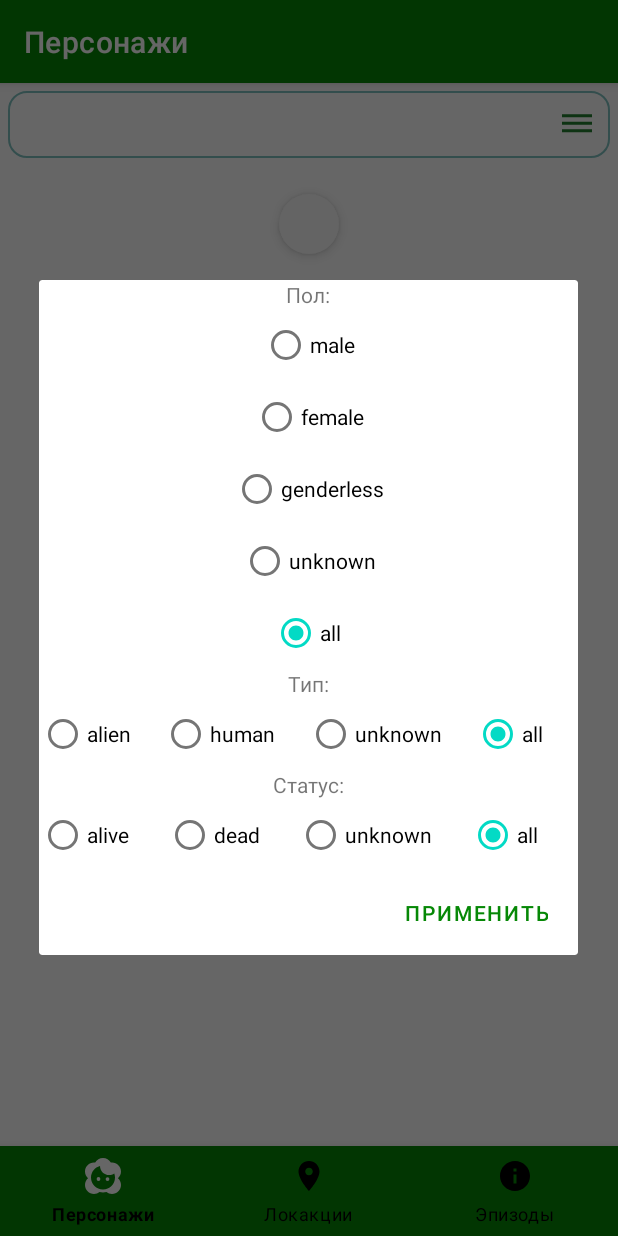
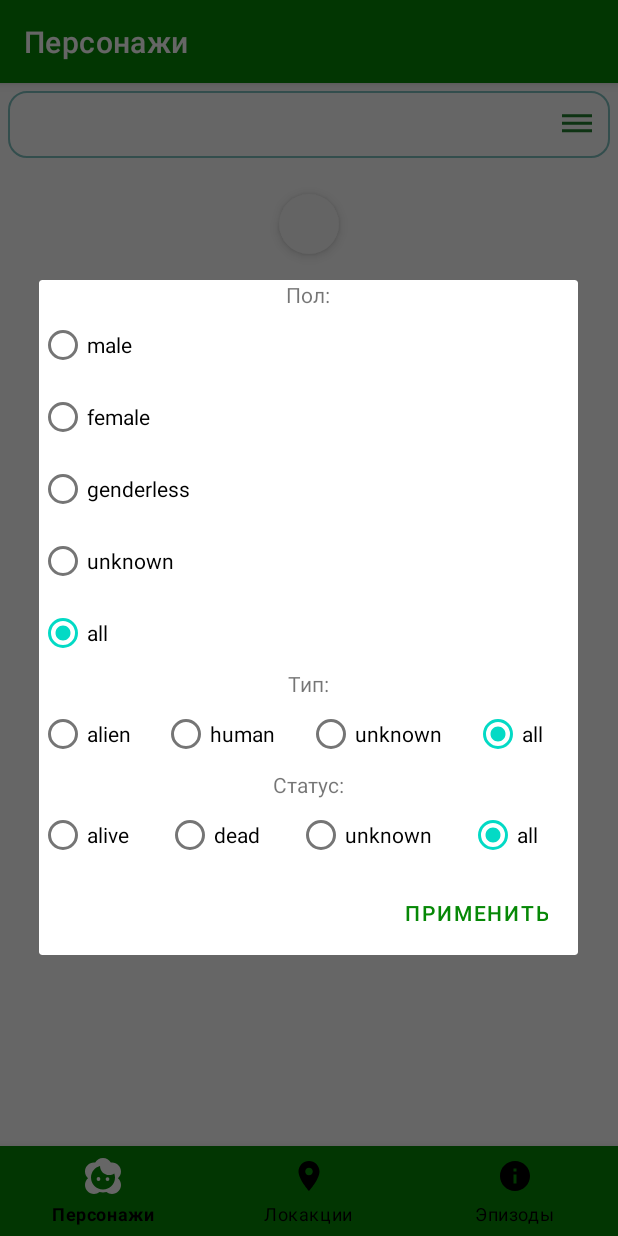
Before and after one commit to Mongke22/AstonFinalProject, an Android app: the screen it shows after launch (MainActivity), after a tap on an icon or button, on a phone screen of 412 x 824 dp. Run offline under Robolectric (Android 15) with nearby library versions, the phone set to English and light mode, and no system bars; our stand-ins replace Dagger/Hilt's generated code, Picasso, Room's generated code, RxJava; network calls fail; pictures from the network do not load; 5 statements that could not run were skipped.

Commit message:
Правки интерфейса и логики стрелки сверху

```diff
--- a/app/src/main/java/com/example/astonfinalproject/presentation/MainActivity.kt
+++ b/app/src/main/java/com/example/astonfinalproject/presentation/MainActivity.kt
@@ -6,6 +6,7 @@ import android.util.Log
 import androidx.lifecycle.ViewModelProvider
 import com.example.astonfinalproject.R
 import com.example.astonfinalproject.databinding.ActivityMainBinding
+import com.example.astonfinalproject.presentation.fragments.BaseFragment
 import com.example.astonfinalproject.presentation.fragments.CharacterFragment
 import com.example.astonfinalproject.presentation.viewModel.MainViewModel
 import com.example.astonfinalproject.presentation.viewModel.ViewModelFactory
@@ -56,7 +57,8 @@ class MainActivity : AppCompatActivity() {
 
     private fun setToolBarMenu() {
         binding.toolBar.setNavigationOnClickListener {
-            viewModel.moveToScreen(MainViewModel.Companion.Screen.CHARACTERS)
+            supportFragmentManager.popBackStack()
+            BaseFragment.viewModel.updateMenu()
         }
     }
 
--- a/app/src/main/java/com/example/astonfinalproject/presentation/Navigator.kt
+++ b/app/src/main/java/com/example/astonfinalproject/presentation/Navigator.kt
@@ -63,7 +63,6 @@ class Navigator @Inject constructor() {
 
     fun moveToCharactersScreen(viewModel: MainViewModel){
         hideBackButton()
-        //displayCurrentMenuPositionOnCharacter()
         setToolBarTitle("Персонажи")
         activity!!.supportFragmentManager.popBackStack("characters", POP_BACK_STACK_INCLUSIVE)
         popLocalBackStack("characters")
--- a/app/src/main/java/com/example/astonfinalproject/presentation/fragments/SingleCharacterFragment.kt
+++ b/app/src/main/java/com/example/astonfinalproject/presentation/fragments/SingleCharacterFragment.kt
@@ -123,7 +123,6 @@ class SingleCharacterFragment : BaseFragment<FragmentSingleCharacterBinding>() {
         with(binding) {
             tvCharacterOriginInside.text = character.origin
             tvSingleCharacterId.text = character.id.toString()
-            tvSingleCharacterName.text = character.name
             tvCharacterCurrentLocationInside.text = character.currentLocation
             tvCharacterGenderInside.text = character.gender
             tvCharacterNameInside.text = character.name
--- a/app/src/main/res/layout/filter_characters.xml
+++ b/app/src/main/res/layout/filter_characters.xml
@@ -13,8 +13,6 @@
         app:layout_constraintStart_toStartOf="parent"
         app:layout_constraintTop_toTopOf="parent">
 
-
-
         <TextView
             android:layout_width="wrap_content"
             android:layout_height="wrap_content"
@@ -25,7 +23,6 @@
             android:id="@+id/rgGender"
             android:layout_width="match_parent"
             android:layout_height="wrap_content"
-            android:gravity="center"
             android:orientation="vertical">
 
             <RadioButton
--- a/app/src/main/res/layout/filter_locations.xml
+++ b/app/src/main/res/layout/filter_locations.xml
@@ -19,7 +19,6 @@
         android:id="@+id/rgDimension"
         android:layout_width="match_parent"
         android:layout_height="wrap_content"
-        android:gravity="center"
         android:orientation="vertical">
 
         <RadioButton
@@ -80,7 +79,6 @@
             android:id="@+id/rgType"
             android:layout_width="match_parent"
             android:layout_height="wrap_content"
-            android:gravity="center"
             android:orientation="vertical">
 
             <RadioButton
--- a/app/src/main/res/layout/fragment_character.xml
+++ b/app/src/main/res/layout/fragment_character.xml
@@ -25,6 +25,22 @@
         app:layout_constraintStart_toStartOf="parent"
         app:layout_constraintTop_toBottomOf="@id/searchField">
 
+        <LinearLayout
+            android:layout_width="match_parent"
+            android:layout_height="match_parent"
+            android:orientation="vertical"
+            >
+
+        <TextView
+            android:id="@+id/tvNoData"
+            android:layout_width="match_parent"
+            android:layout_height="match_parent"
+            android:gravity="center"
+            android:text="Нет данных"
+            android:textColor="@color/black"
+            android:textSize="30sp"
+            android:visibility="gone" />
+
         <androidx.recyclerview.widget.RecyclerView
             android:id="@+id/rv_characters"
             android:layout_width="match_parent"
@@ -33,20 +49,7 @@
             app:spanCount="2"
             tools:listitem="@layout/characters_card_view" />
 
-    <TextView
-        android:id="@+id/tvNoData"
-        android:layout_width="0dp"
-        android:layout_height="0dp"
-        android:gravity="center"
-        android:text="Нет данных"
-        android:textColor="@color/black"
-        android:textSize="30sp"
-        android:background="@color/white"
-        android:visibility="gone"
-        app:layout_constraintBottom_toBottomOf="parent"
-        app:layout_constraintEnd_toEndOf="parent"
-        app:layout_constraintStart_toStartOf="parent"
-        app:layout_constraintTop_toBottomOf="@id/searchField"
-        />
+        </LinearLayout>
+
     </androidx.swiperefreshlayout.widget.SwipeRefreshLayout>
 </androidx.constraintlayout.widget.ConstraintLayout>
```
Also changed, not shown: app/src/main/res/layout/fragment_episode.xml (+20 -18 lines), app/src/main/res/layout/fragment_location.xml (+17 -16 lines), app/src/main/res/layout/fragment_single_character.xml (+14 -21 lines). Lines whose indentation alone changed are shown as unchanged.
